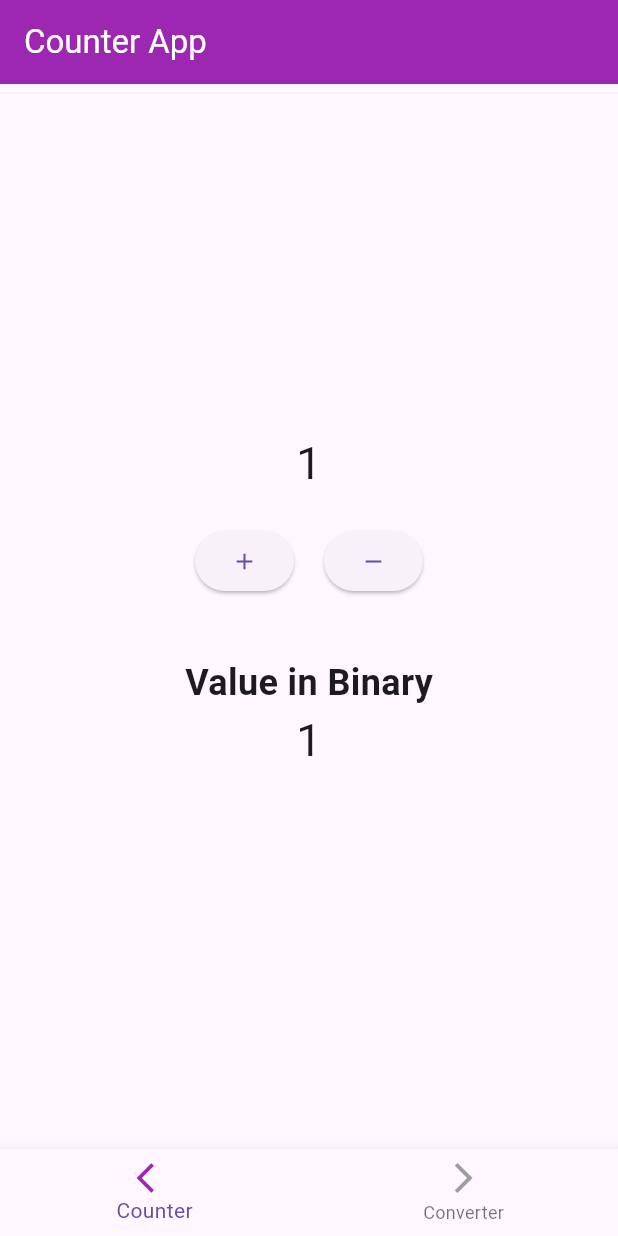
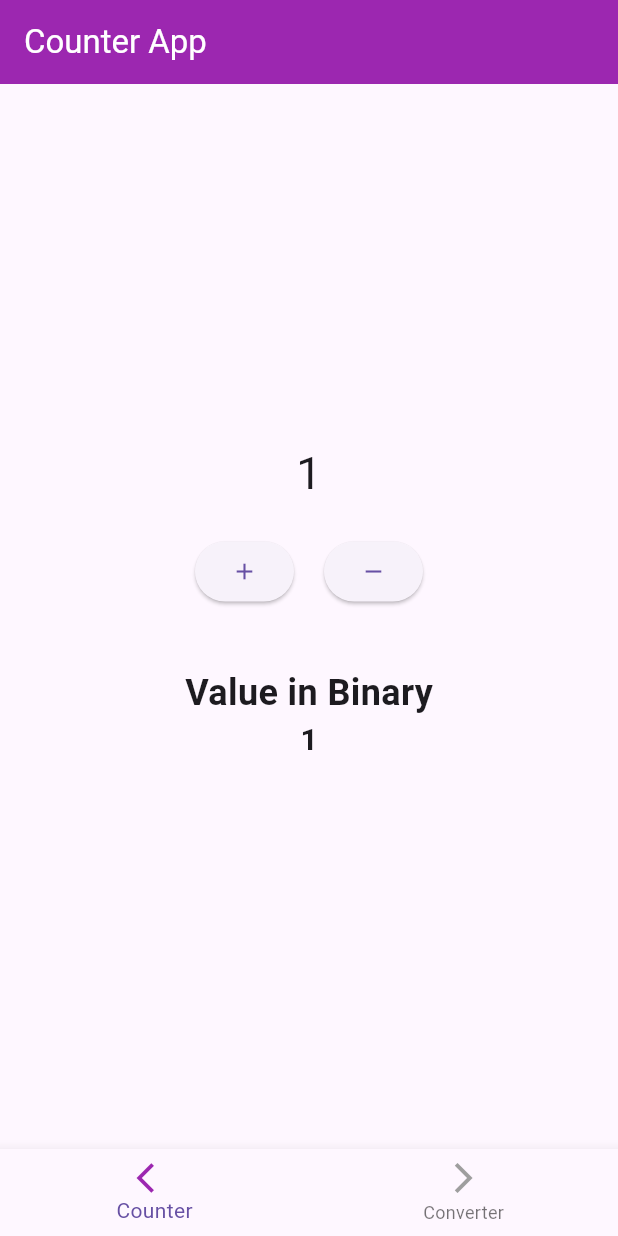
Before and after one commit to DeenankSharma/counter_binary, a Flutter app: the screen it shows after launch, after a tap on the "add" icon, on a phone screen of 412 x 824 dp. Run offline on Flutter 3.47's test engine with Material 3 defaults, Android fonts, the phone set to English and light mode, and no system bars; our stand-ins replace bloc, flutter_bloc.

Commit message:
bfix : fixes navigation bar error

```diff
--- a/counter_project/lib/features/home/home.dart
+++ b/counter_project/lib/features/home/home.dart
@@ -21,20 +21,38 @@ class Home extends StatelessWidget {
   Widget build(BuildContext context) {
     final _screenindexprovider = Provider.of<screenIndexProvider>(context);
     int currentScreenIndex = _screenindexprovider.fetchCurrentScreenIndex;
-
-    Widget currentScreen = currentScreenIndex == 0 ? Home() : Converter();
+    // if (currentScreenIndex ==0){
+    //       Navigator.pushReplacement(
+    //           context, MaterialPageRoute(builder: (context) => Converter()));
+    //     }
+    // Widget currentScreen = currentScreenIndex == 0 ? Home() : Converter();
     return BlocConsumer<HomeBloc, HomeState>(
       bloc: homebloc,
       buildWhen: (previous, current) => current is HomeActionState,
       listenWhen: (previous, current) => current is HomeActionState,
       listener: (context, state) {
-        if (state is TogglebuttonNavigatestate) {
-          Navigator.pushReplacement(
-              context, MaterialPageRoute(builder: (context) => Converter()));
-        }
+        // if (state is TogglebuttonNavigatestate) {
+        //   Navigator.pushReplacement(
+        //       context, MaterialPageRoute(builder: (context) => Converter()));
+        // }
       },
       builder: (context, state) {
+        String text;
+        if (state is buttonclickedstate) {
+          text = state.binary;
+        } else {
+          text = "";
+        }
         // if (state is HomeInitialstate) {
+        if (currentScreenIndex == 1) {
+          WidgetsBinding.instance.addPostFrameCallback((_) {
+            Navigator.pushReplacement(
+              context,
+              MaterialPageRoute(builder: (context) => Converter()),
+            );
+          });
+        }
+        // Widget currentScreen = currentScreenIndex == 0 ? this : Converter();
         return Scaffold(
           appBar: AppBar(
             title: Text('Counter App', style: TextStyle(color: Colors.white)),
@@ -94,19 +112,25 @@ class Home extends StatelessWidget {
                                     style: TextStyle(
                                         fontSize: 24,
                                         fontWeight: FontWeight.bold)),
-                                BlocBuilder<HomeBloc, HomeState>(
-                                  bloc: homebloc,
-                                  builder: (context, state) {
-                                    if (state is buttonclickedstate) {
-                                      return Text(
-                                        "${state.binary}",
-                                        style: TextStyle(fontSize: 30),
-                                      );
-                                    } else {
-                                      return Container();
-                                    }
-                                  },
-                                )
+                                Text(
+                                  text,
+                                  style: TextStyle(
+                                      fontSize: 20,
+                                      fontWeight: FontWeight.bold),
+                                ),
+                                // BlocBuilder<HomeBloc, HomeState>(
+                                //   bloc: homebloc,
+                                //   builder: (context, state) {
+                                //     if (state is buttonclickedstate) {
+                                //       return Text(
+                                //         "${state.binary}",
+                                //         style: TextStyle(fontSize: 30),
+                                //       );
+                                //     } else {
+                                //       return Container();
+                                //     }
+                                //   },
+                                // )
                               ],
                             )),
                       ],
@@ -116,14 +140,17 @@ class Home extends StatelessWidget {
               ),
               BottomNavigationBar(
                 currentIndex: currentScreenIndex,
-                onTap: (value) => _screenindexprovider.updateScreenIndex(value),
+                onTap: (value) {
+                  print(value);
+                  _screenindexprovider.updateScreenIndex(value);
+                },
+                // homebloc.add(TogglebuttonNavigateevent()),
                 items: [
                   BottomNavigationBarItem(
                     icon: Icon(
                       (currentScreenIndex == 0)
                           ? Icons.arrow_back_ios
-                          : Icons
-                              .arrow_back_ios_outlined,
+                          : Icons.arrow_back_ios_outlined,
                       color: (currentScreenIndex == 0)
                           ? Colors.purple
                           : Colors.grey,
--- a/counter_project/lib/main.dart
+++ b/counter_project/lib/main.dart
@@ -1,3 +1,5 @@
+import 'package:counter_project/features/converter/bloc/converter_bloc.dart';
+import 'package:counter_project/features/home/bloc/home_bloc.dart';
 import 'package:counter_project/features/home/home.dart';
 import 'package:counter_project/providers/screenIndexProvider.dart';
 import 'package:flutter/material.dart';
@@ -5,6 +7,7 @@ import 'package:provider/provider.dart';
 
 void main() {
   runApp(MainApp());
+
 }
 
 class MainApp extends StatelessWidget {
@@ -12,12 +15,15 @@ class MainApp extends StatelessWidget {
   Widget build(BuildContext context) {
     return MultiProvider(
       providers: [
+        Provider<HomeBloc>(create: (context) => HomeBloc()),
+        Provider<ConverterBloc>(create: (context)=>ConverterBloc()),
         ChangeNotifierProvider(create: (context) => screenIndexProvider()),
       ],
       child: MaterialApp(
         debugShowCheckedModeBanner: false,
         theme: ThemeData(primaryColor: Colors.purple),
-        home: Home(), // Replace with your actual home page widget
+        home: Home(),
+
       ),
     );
   }
```
Also changed, not shown: counter_project/lib/features/converter/converter.dart (+64 -10 lines).
